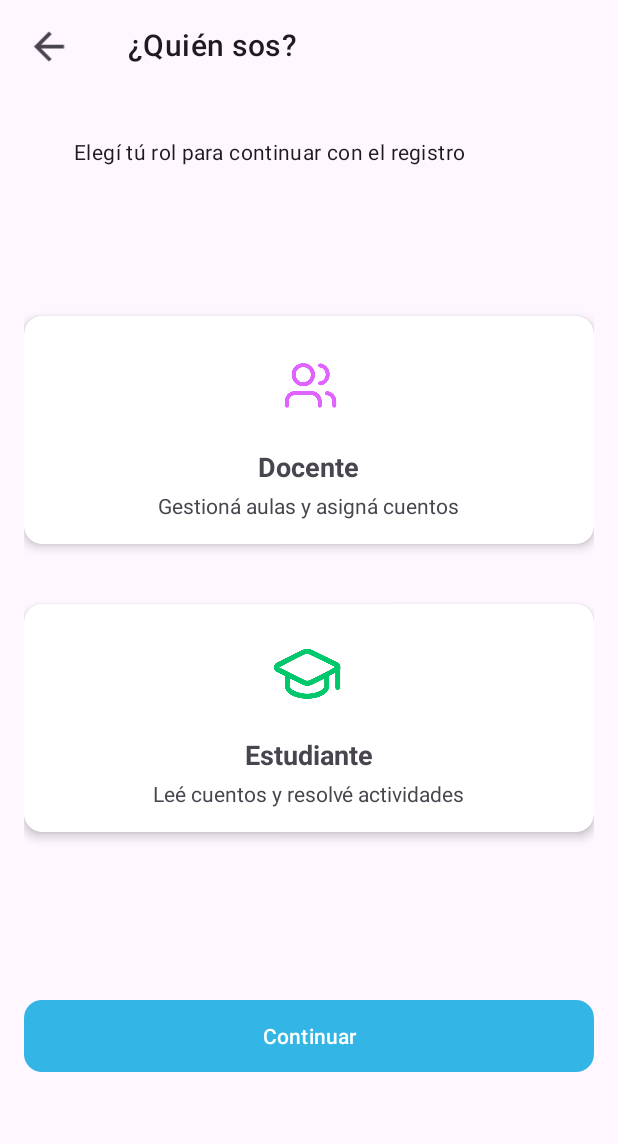
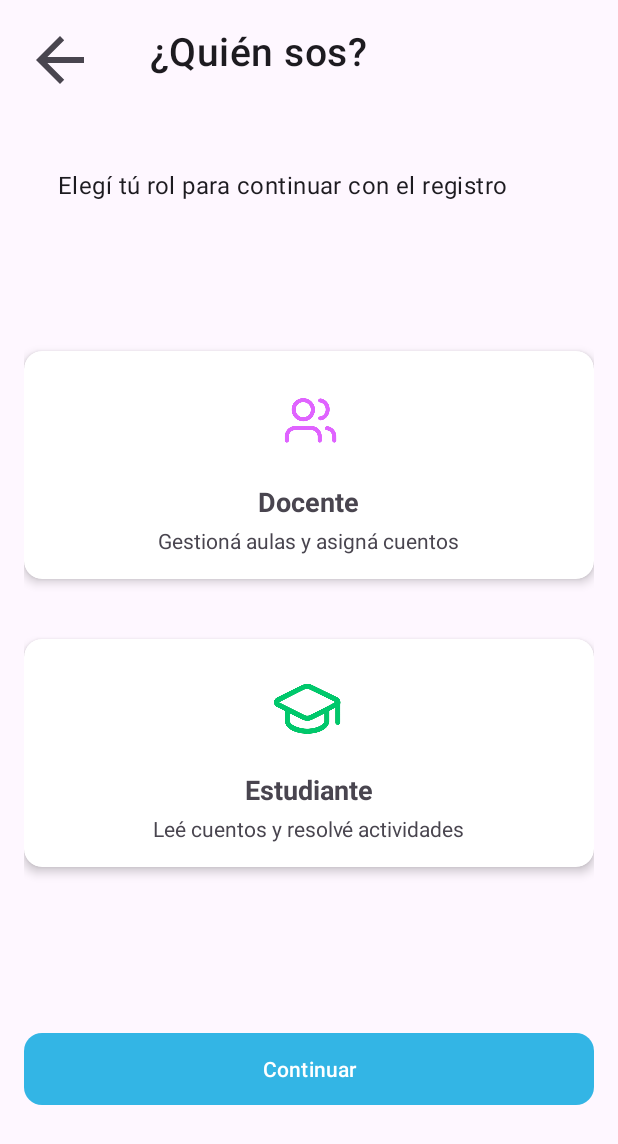
Before and after one commit to Kerooo0/lectana-app-mobile, an Android app: the registro_pregunta screen opened directly, with no data from a screen before it, on a phone screen of 412 x 824 dp. Shown: the top 1144 px of the screen. Run offline under Robolectric (Android 15) with nearby library versions, the phone set to English and light mode, and no system bars.

Commit message:
boton continuar y volver en registro pregunta

```diff
--- a/app/src/main/java/com/example/lectana/registro/registro_pregunta.java
+++ b/app/src/main/java/com/example/lectana/registro/registro_pregunta.java
@@ -3,16 +3,14 @@ package com.example.lectana.registro;
 import android.content.Intent;
 import android.os.Bundle;
 import android.view.View;
+import android.widget.Button;
+import android.widget.ImageView;
 import android.widget.Toast;
 
 import androidx.activity.EdgeToEdge;
 import androidx.appcompat.app.AppCompatActivity;
 import androidx.cardview.widget.CardView;
-import androidx.core.graphics.Insets;
-import androidx.core.view.ViewCompat;
-import androidx.core.view.WindowInsetsCompat;
 
-import com.example.lectana.Inicio;
 import com.example.lectana.Login;
 import com.example.lectana.R;
 
@@ -23,6 +21,8 @@ public class registro_pregunta extends AppCompatActivity {
 
     String opcionSeleccionada = null;
     CardView cardDocente, cardAlumno;
+    ImageView volver;
+    Button btnContinuar;
 
     @Override
     protected void onCreate(Bundle savedInstanceState) {
@@ -33,7 +33,8 @@ public class registro_pregunta extends AppCompatActivity {
 
         cardDocente = findViewById(R.id.cardDocente);
         cardAlumno = findViewById(R.id.cardAlumno);
-
+        volver = findViewById(R.id.flechaRegistro);
+        btnContinuar = findViewById(R.id.btnOpcionRegistro);
 
         cardDocente.setOnClickListener(new View.OnClickListener() {
             @Override
@@ -53,6 +54,29 @@ public class registro_pregunta extends AppCompatActivity {
             }
 
         });
+
+        volver.setOnClickListener(new View.OnClickListener() {
+            @Override
+            public void onClick(View view) {
+
+                Intent intent = new Intent(registro_pregunta.this,Login.class);
+
+                startActivity(intent);
+            }
+
+        });
+
+
+        btnContinuar.setOnClickListener(new View.OnClickListener() {
+            @Override
+            public void onClick(View view) {
+
+                registroOpcion();
+
+            }
+
+        });
+
 
     }
 
@@ -78,6 +102,32 @@ public class registro_pregunta extends AppCompatActivity {
     }
 
 
+    private void registroOpcion(){
+
+        if(opcionSeleccionada != null){
+
+            if( opcionSeleccionada.equalsIgnoreCase("docente") ){
+
+                Toast.makeText(registro_pregunta.this, "Vas hacia registro docente", Toast.LENGTH_SHORT).show();
+
+            } else {
+
+                Toast.makeText(registro_pregunta.this, "Vas hacia registro alumno", Toast.LENGTH_SHORT).show();
+
+            }
+
+        } else {
+
+            Toast.makeText(registro_pregunta.this, "Debes seleccionar una opción", Toast.LENGTH_SHORT).show();
+
+        }
+
+
+
+
+
+    }
+
 
 
 }
--- a/app/src/main/res/layout/activity_registro_pregunta.xml
+++ b/app/src/main/res/layout/activity_registro_pregunta.xml
@@ -9,23 +9,26 @@
 
 
     <ImageView
-        android:id="@+id/flecha_registro_preg"
-        android:layout_width="33dp"
-        android:layout_height="30dp"
+        android:id="@+id/flechaRegistro"
+        android:layout_width="48dp"
+        android:layout_height="48dp"
+        android:clickable="true"
         android:contentDescription="@string/flecha_descripcion"
+        android:focusable="true"
         app:layout_constraintStart_toStartOf="parent"
         app:layout_constraintTop_toTopOf="parent"
         app:srcCompat="?attr/homeAsUpIndicator" />
 
     <TextView
         android:id="@+id/tit_registro_preg"
-        android:layout_width="wrap_content"
-        android:layout_height="wrap_content"
+        android:layout_width="1247dp"
+        android:layout_height="48dp"
         android:layout_marginStart="36dp"
+        android:textSize="26sp"
         android:text="@string/titulo_registro_preg"
         android:textAppearance="?attr/textAppearanceHeadline6"
-        app:layout_constraintStart_toEndOf="@id/flecha_registro_preg"
-        app:layout_constraintTop_toTopOf="@id/flecha_registro_preg" />
+        app:layout_constraintStart_toEndOf="@id/flechaRegistro"
+        app:layout_constraintTop_toTopOf="@id/flechaRegistro" />
 
 
     <TextView
@@ -33,6 +36,7 @@
         android:layout_width="wrap_content"
         android:layout_height="wrap_content"
         android:layout_marginTop="48dp"
+        android:textSize="16sp"
         android:text="@string/sub_registro_preg"
         android:textAppearance="?attr/textAppearanceBody2"
         app:layout_constraintEnd_toEndOf="parent"
@@ -133,7 +137,7 @@
 
 
     <Button
-        android:id="@+id/button"
+        android:id="@+id/btnOpcionRegistro"
         android:layout_width="0dp"
         android:layout_height="wrap_content"
         android:layout_marginTop="108dp"
```
